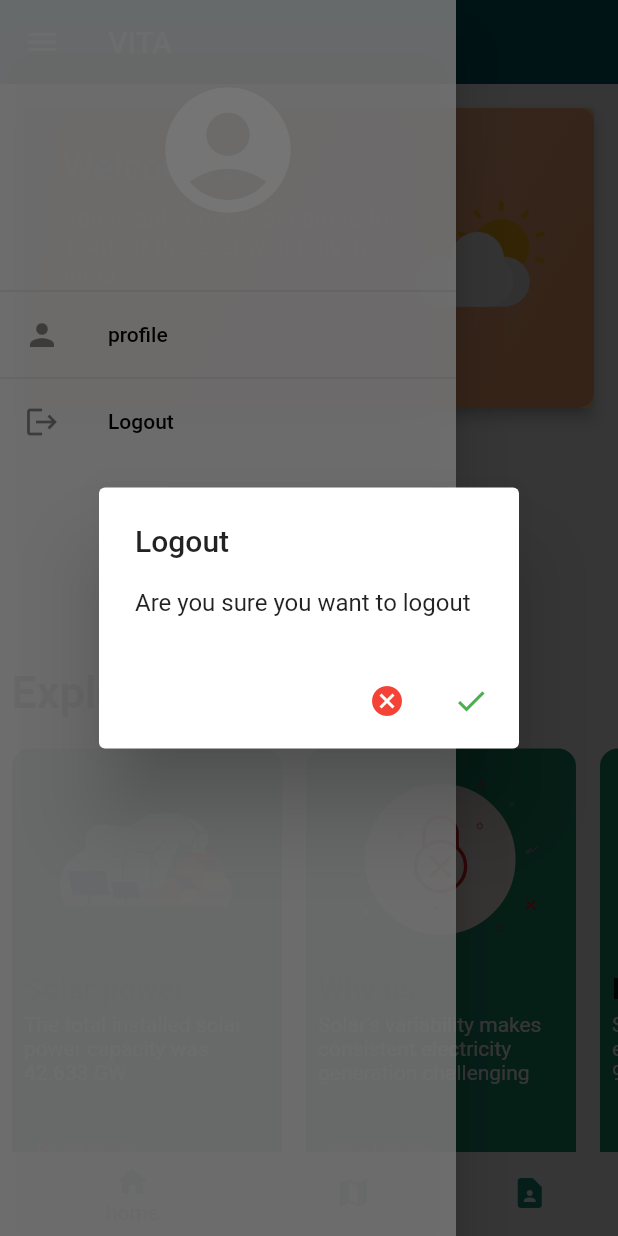
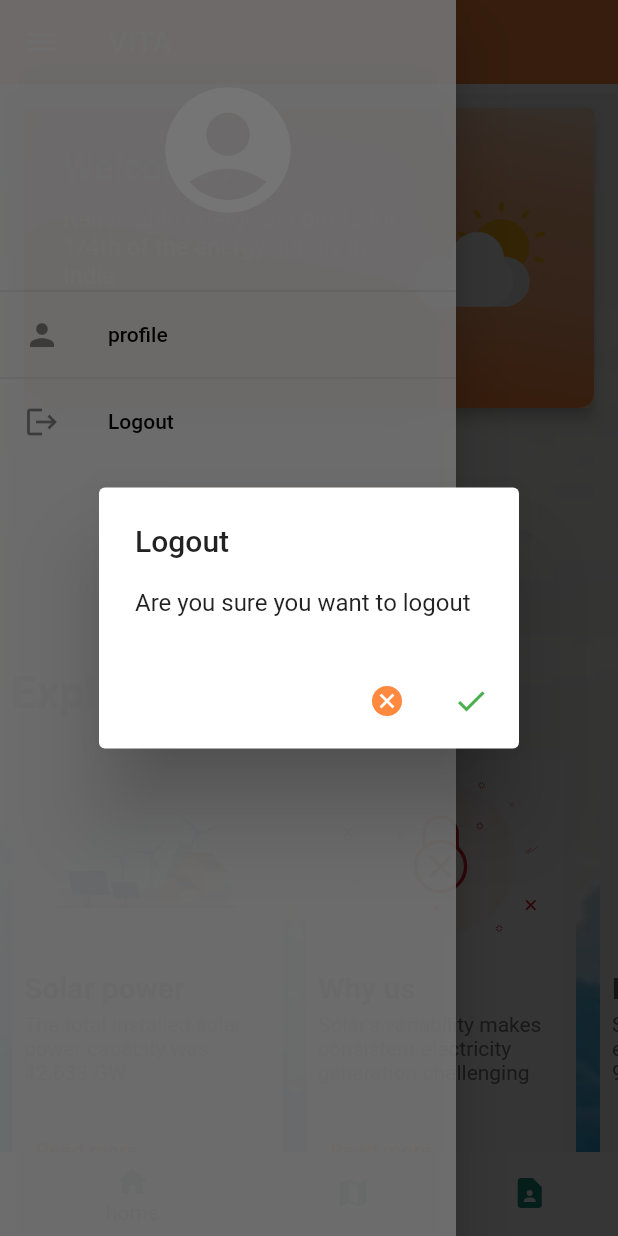
Before and after one commit to samwinp/vita, a Flutter app: the screen it shows after launch, in the side drawer, after a tap on "Logout", on a phone screen of 412 x 824 dp. Run offline on Flutter 3.47's test engine with Material 2 defaults, Android fonts, the light colour scheme and no system bars; our stand-ins replace cloud_firestore, firebase_auth, firebase_core, fl_chart, google_maps_flutter, lottie and 1 more; accounts and stored records are empty; Roboto replaces fonts that are missing (poppins).

Commit message:
changed cards

```diff
--- a/Jinsei/studious-chainsaw-main/new_age/lib/pages/HomePage.dart
+++ b/Jinsei/studious-chainsaw-main/new_age/lib/pages/HomePage.dart
@@ -35,9 +35,18 @@ class _HomePageState extends State<HomePage> {
   @override
   Widget build(BuildContext context) {
     return Scaffold(
+
       backgroundColor: Colors.white,
 
       body: SingleChildScrollView(
+        child: Container(
+
+          decoration: BoxDecoration(
+            image: DecorationImage(
+              image: AssetImage('assets/background.jpeg'),
+              fit: BoxFit.cover,
+              ),),
+
           child: Column(
             children: [
               Padding(
@@ -49,13 +58,13 @@ class _HomePageState extends State<HomePage> {
                     decoration: BoxDecoration(
                       borderRadius: BorderRadius.circular(10.0),
                       gradient: const LinearGradient(
-                      end: Alignment.topLeft,
+                        end: Alignment.topRight,
                         begin: Alignment(0.8, 1),
                         colors: <Color>[
-                        Color.fromARGB(255, 255, 165, 109),
-                        Color.fromARGB(255, 251, 179, 134),
-                        Color.fromARGB(255, 255, 199, 167),
-                        Color.fromARGB(255, 249, 217, 195),
+                          Color.fromARGB(255, 255, 137, 63),
+                          Color.fromARGB(255, 252, 169, 118),
+                          Color.fromARGB(200, 253, 174, 128),
+                          Color.fromARGB(199, 254, 220, 198),
                         ], // Gradient from https://learnui.design/tools/gradient-generator.html
                         tileMode: TileMode.mirror,
                       ),
@@ -112,26 +121,15 @@ class _HomePageState extends State<HomePage> {
               ),
               SizedBox(height: 40,),
               Container(
-              decoration: BoxDecoration(
-                    borderRadius: BorderRadius.circular(10.0),
-                    gradient: const LinearGradient(
-                      end: Alignment.topRight,
-                      begin: Alignment(0.8, 1),
-                      colors: <Color>[
-                        Color(0xff19906A),
-                        Color(0xff158368),
-                        Color(0xff0D7066),
-                        Color(0xff015A62),
-                      ], // Gradient from https://learnui.design/tools/gradient-generator.html
-                      tileMode: TileMode.mirror,
-                    ),
-                  ),
+                // color: Color.fromARGB(255, 255, 137, 63),
                 height: 80,
                 width: 200,
-              // decoration: BoxDecoration(
-              //   color: Color(0xffFFB84C),
-              //   borderRadius: BorderRadius.circular(10),
-              // ),
+
+                // borderRadius: BorderRadius.circular(10.0),
+                decoration: BoxDecoration(
+                  color: Color.fromARGB(255,255, 137, 63),
+                  borderRadius: BorderRadius.circular(10),
+                ),
                 child: TextButton(
                   style: TextButton.styleFrom(
 
@@ -146,6 +144,7 @@ class _HomePageState extends State<HomePage> {
                       Text('Get Started'),
                       SizedBox(width: 10),
                       Icon(Icons.arrow_forward),
+
                     ],
                   ),
                 ),
@@ -157,7 +156,7 @@ class _HomePageState extends State<HomePage> {
                 alignment: Alignment.topLeft,
                 child: const Text(' Explore new facts!',
                   style: TextStyle(
-                  color: Colors.black,
+                    color: Color.fromARGB(255, 118, 117, 117),
                       fontWeight: FontWeight.bold,
                       fontSize: 30,
                 ),
@@ -182,6 +181,7 @@ class _HomePageState extends State<HomePage> {
             ],
           ),
         ),
+      ),
     );
   }
 }
--- a/Jinsei/studious-chainsaw-main/new_age/lib/pages/Landing_page.dart
+++ b/Jinsei/studious-chainsaw-main/new_age/lib/pages/Landing_page.dart
@@ -67,7 +67,7 @@ class _LandingPageState extends State<LandingPage> {
       ),
       ),
       elevation: 0,
-       backgroundColor:Color(0xff015A62),
+       backgroundColor:Color.fromARGB(255,255, 137, 63),
       ),
 
        drawer: Drawer(
@@ -124,7 +124,7 @@ class _LandingPageState extends State<LandingPage> {
                       },
                       icon:const Icon(
                       Icons.cancel,
-                      color: Colors.red,
+                      color: Color.fromARGB(255,255, 137, 63),
                       )
                       ),
                       IconButton(onPressed: (){
--- a/Jinsei/studious-chainsaw-main/new_age/lib/pages/mil_info.dart
+++ b/Jinsei/studious-chainsaw-main/new_age/lib/pages/mil_info.dart
@@ -28,8 +28,8 @@ class _MillInfoState extends State<MillInfo> {
                   width: 180,
                   height: 160,
                   decoration:  BoxDecoration(
-                    border: Border.all(width: 8, color: Color(0xff19906A), ),
-                    color: Color(0xff19906A),
+                    border: Border.all(width: 8, color: Color.fromARGB(255, 246, 248, 247), ),
+                    color: Color.fromARGB(255, 250, 252, 251),
                     borderRadius: BorderRadius.circular(12),
                   ),
 
@@ -51,7 +51,7 @@ class _MillInfoState extends State<MillInfo> {
                         style: const TextStyle(
                           fontSize: 20,
                           fontWeight: FontWeight.bold,
-
+                          color: Color.fromARGB(255, 99, 98, 98),
                           ),
                         ),
                       ),
@@ -61,7 +61,7 @@ class _MillInfoState extends State<MillInfo> {
                         child: Text(widget.millinfo,
                         style: const TextStyle(
                           fontSize: 14,
-                          color: Colors.white,
+                          color: Color.fromARGB(255, 118, 117, 117),
                         ),
                         ),
                       ),
@@ -80,7 +80,7 @@ class _MillInfoState extends State<MillInfo> {
                             },
                              child: const Text("Read more",
                              style: TextStyle(
-                              color: Colors.red,
+                              color: Color.fromARGB(255,255, 137, 63),
                              ),
                              ),
                             ),
```
Also changed, not shown: Jinsei/studious-chainsaw-main/new_age/assets/background.jpeg (added). Lines whose indentation alone changed are shown as unchanged.
